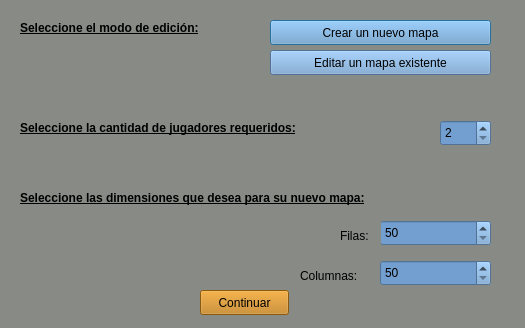
First picture: the form in src_files/src/src_editor/SelectorDeModoDeEdicionUi.ui, repository LGhosn/Dune-Taller-de-Programacion-FIUBA, before the edit.
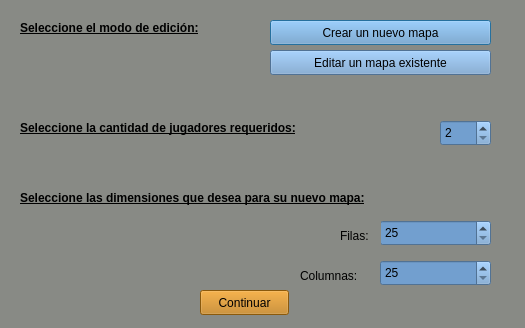
Second picture: the form after the edit.

The edit to the form file:
```diff
--- a/src_files/src/src_editor/SelectorDeModoDeEdicionUi.ui
+++ b/src_files/src/src_editor/SelectorDeModoDeEdicionUi.ui
@@ -115,13 +115,13 @@
     <string notr="true">background-color: rgb(114, 159, 207);</string>
    </property>
    <property name="minimum">
-    <number>50</number>
+    <number>25</number>
    </property>
    <property name="maximum">
     <number>250</number>
    </property>
    <property name="value">
-    <number>50</number>
+    <number>25</number>
    </property>
   </widget>
   <widget class="QSpinBox" name="FilasSpinBox">
@@ -137,13 +137,13 @@
     <string notr="true">background-color: rgb(114, 159, 207);</string>
    </property>
    <property name="minimum">
-    <number>50</number>
+    <number>25</number>
    </property>
    <property name="maximum">
     <number>250</number>
    </property>
    <property name="value">
-    <number>50</number>
+    <number>25</number>
    </property>
   </widget>
   <widget class="QLabel" name="FilasLabel">
```
